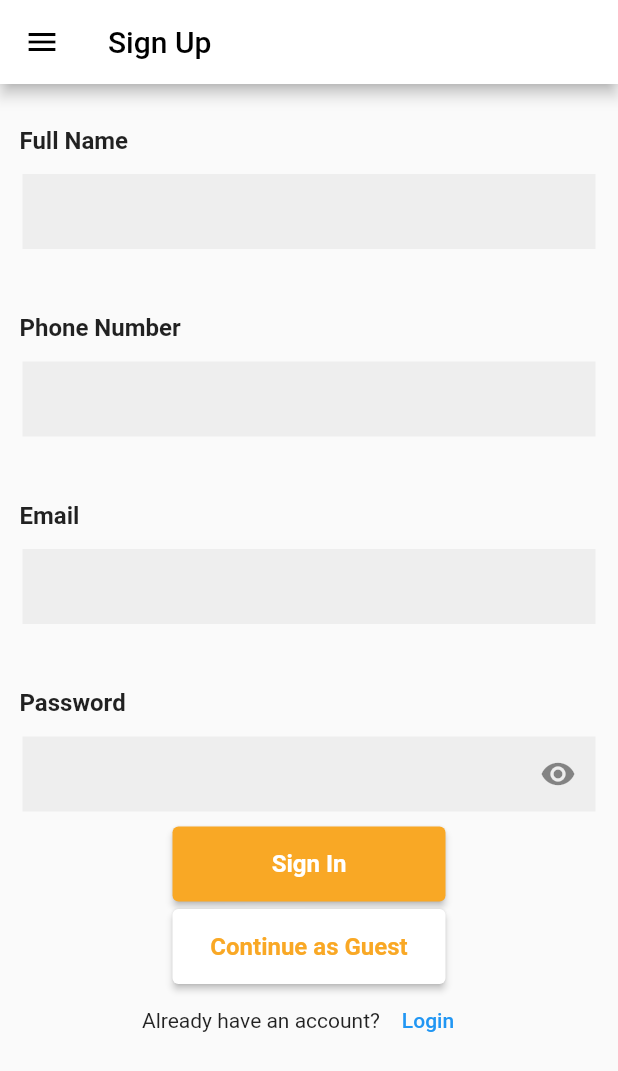
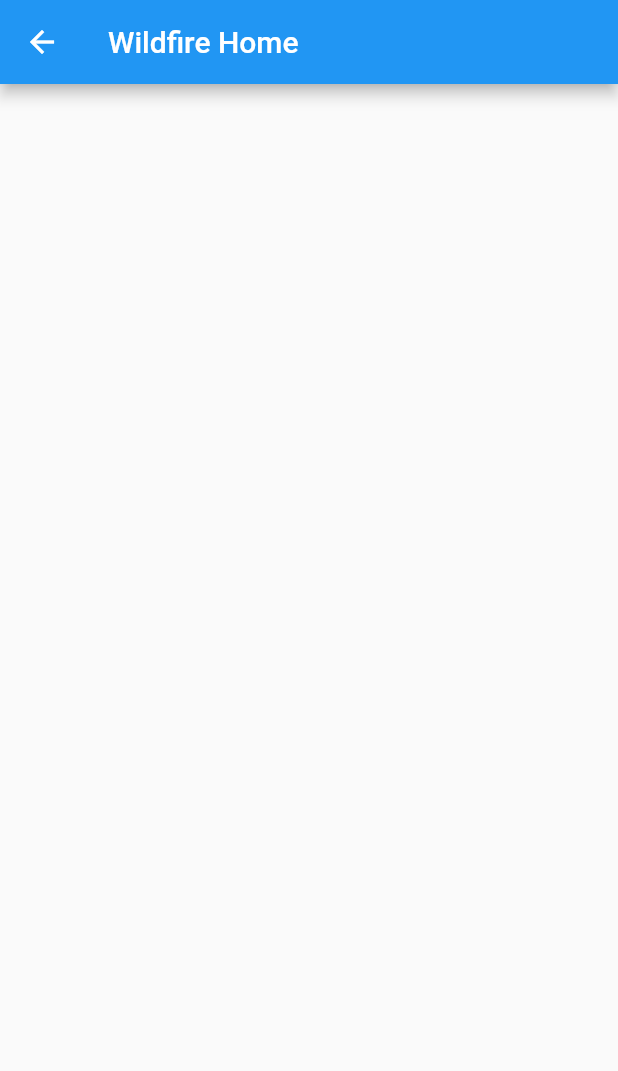
Before and after one commit to reskillamericans/Wildfire-Group3-flutter, a Flutter app: the screen it shows after launch, after a tap on "Sign In", on a phone screen of 412 x 824 dp. Shown: the top 1071 px of the screen. Run offline on Flutter 3.47's test engine with Material 2 defaults, Android fonts, the light colour scheme and no system bars.

Commit message:
second commit wildfire registration

```diff
--- /dev/null
+++ b/wildfire3/lib/screens/home.dart
@@ -0,0 +1,12 @@
+import 'package:flutter/material.dart';
+
+class HomeScreen extends StatelessWidget {
+  @override
+  Widget build(BuildContext context) {
+    return Scaffold(
+      appBar: AppBar(
+        title: Text("Wildfire Home"),
+      ),
+    );
+  }
+}
--- a/wildfire3/lib/signUp.dart
+++ b/wildfire3/lib/signUp.dart
@@ -1,4 +1,5 @@
 import 'package:flutter/material.dart';
+import 'package:wildfire3/screens/home.dart';
 
 class SignUp extends StatefulWidget {
   @override
@@ -135,6 +136,12 @@ class _SignUpState extends State<SignUp> {
                 onPressed: () {
                   print(_nameController.text);
                   print(_passwordController.text);
+                  Navigator.push(
+                    context,
+                    MaterialPageRoute(
+                      builder: (context) => HomeScreen(),
+                    ),
+                  );
                 },
                 style: ElevatedButton.styleFrom(
                   primary: Colors.yellow.shade800,
```
